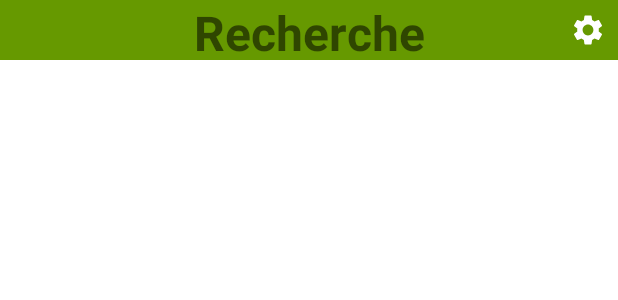
After one commit to mile40/ProjetAndroid, an Android app: the layout searchactivity.xml on its own in the app's theme, with its tools: preview values and no code run, on a phone screen of 412 x 824 dp. The commit adds this screen. Shown: the top 300 px of the screen. Run offline under Robolectric (Android 15) with nearby library versions, the phone set to English and light mode, and no system bars.

Commit message:
addd splashscren + created search activity

```diff
--- a/app/src/main/java/fr/univpau/quelpriximmo/ui/main/PageViewModel.java
+++ b/app/src/main/java/fr/univpau/quelpriximmo/Adapter/PageViewModel.java
@@ -1,4 +1,4 @@
-package fr.univpau.quelpriximmo.ui.main;
+package fr.univpau.quelpriximmo.Adapter;
 
 import androidx.arch.core.util.Function;
 import androidx.lifecycle.LiveData;
--- a/app/src/main/java/fr/univpau/quelpriximmo/ui/main/PlaceholderFragment.java
+++ b/app/src/main/java/fr/univpau/quelpriximmo/Adapter/PlaceholderFragment.java
@@ -1,4 +1,4 @@
-package fr.univpau.quelpriximmo.ui.main;
+package fr.univpau.quelpriximmo.Adapter;
 
 import android.os.Bundle;
 import android.view.LayoutInflater;
--- a/app/src/main/java/fr/univpau/quelpriximmo/ui/main/SectionsPagerAdapter.java
+++ b/app/src/main/java/fr/univpau/quelpriximmo/Adapter/SectionsPagerAdapter.java
@@ -1,4 +1,4 @@
-package fr.univpau.quelpriximmo.ui.main;
+package fr.univpau.quelpriximmo.Adapter;
 
 import android.content.Context;
 
--- /dev/null
+++ b/app/src/main/res/drawable/settings_icon.xml
@@ -0,0 +1,5 @@
+<vector android:height="24dp" android:tint="#FFFFFF"
+    android:viewportHeight="24" android:viewportWidth="24"
+    android:width="24dp" xmlns:android="http://schemas.android.com/apk/res/android">
+    <path android:fillColor="@android:color/white" android:pathData="M19.14,12.94c0.04,-0.3 0.06,-0.61 0.06,-0.94c0,-0.32 -0.02,-0.64 -0.07,-0.94l2.03,-1.58c0.18,-0.14 0.23,-0.41 0.12,-0.61l-1.92,-3.32c-0.12,-0.22 -0.37,-0.29 -0.59,-0.22l-2.39,0.96c-0.5,-0.38 -1.03,-0.7 -1.62,-0.94L14.4,2.81c-0.04,-0.24 -0.24,-0.41 -0.48,-0.41h-3.84c-0.24,0 -0.43,0.17 -0.47,0.41L9.25,5.35C8.66,5.59 8.12,5.92 7.63,6.29L5.24,5.33c-0.22,-0.08 -0.47,0 -0.59,0.22L2.74,8.87C2.62,9.08 2.66,9.34 2.86,9.48l2.03,1.58C4.84,11.36 4.8,11.69 4.8,12s0.02,0.64 0.07,0.94l-2.03,1.58c-0.18,0.14 -0.23,0.41 -0.12,0.61l1.92,3.32c0.12,0.22 0.37,0.29 0.59,0.22l2.39,-0.96c0.5,0.38 1.03,0.7 1.62,0.94l0.36,2.54c0.05,0.24 0.24,0.41 0.48,0.41h3.84c0.24,0 0.44,-0.17 0.47,-0.41l0.36,-2.54c0.59,-0.24 1.13,-0.56 1.62,-0.94l2.39,0.96c0.22,0.08 0.47,0 0.59,-0.22l1.92,-3.32c0.12,-0.22 0.07,-0.47 -0.12,-0.61L19.14,12.94zM12,15.6c-1.98,0 -3.6,-1.62 -3.6,-3.6s1.62,-3.6 3.6,-3.6s3.6,1.62 3.6,3.6S13.98,15.6 12,15.6z"/>
+</vector>
--- a/app/src/main/res/layout/fragment_main.xml
+++ b/app/src/main/res/layout/fragment_main.xml
@@ -5,7 +5,7 @@
     android:id="@+id/constraintLayout"
     android:layout_width="match_parent"
     android:layout_height="match_parent"
-    tools:context=".ui.main.PlaceholderFragment">
+    tools:context=".Adapter.PlaceholderFragment">
 
     <TextView
         android:id="@+id/section_label"
--- /dev/null
+++ b/app/src/main/res/layout/searchactivity.xml
@@ -0,0 +1,26 @@
+<?xml version="1.0" encoding="utf-8"?>
+<RelativeLayout xmlns:android="http://schemas.android.com/apk/res/android"
+    android:layout_height="match_parent"
+    android:layout_width="match_parent"
+    xmlns:app="http://schemas.android.com/apk/res-auto">
+
+    <TextView
+        android:id="@+id/searchtext"
+        android:layout_width="match_parent"
+        android:layout_height="40dp"
+        android:textStyle="bold"
+        android:background="@android:color/holo_green_dark"
+        android:text="@string/search"
+        android:textAlignment="center"
+        android:textSize="32sp"
+        android:gravity="center_horizontal" />
+
+    <ImageButton
+        android:layout_width="40dp"
+        android:layout_height="40dp"
+        android:layout_alignRight="@+id/searchtext"
+        android:src="@drawable/settings_icon"
+        android:background="@android:color/transparent"/>
+
+
+</RelativeLayout>
--- a/app/src/main/res/values/strings.xml
+++ b/app/src/main/res/values/strings.xml
@@ -2,4 +2,5 @@
     <string name="app_name">QuelPrixImmo</string>
     <string name="tab_text_1">Tab 1</string>
     <string name="tab_text_2">Tab 2</string>
+    <string name = "search">Recherche</string>
 </resources>
```
Also changed, not shown: app/src/main/AndroidManifest.xml (+7 -10 lines), app/src/main/java/fr/univpau/quelpriximmo/MainActivity.java (deleted, +0 -39 lines), app/src/main/java/fr/univpau/quelpriximmo/SearchActivity.java (added, +16 -0 lines), app/src/main/java/fr/univpau/quelpriximmo/SplashScreen.java (added, +26 -0 lines), app/src/main/res/layout/activity_main.xml (deleted, +0 -44 lines), app/src/main/res/layout/splashscreen.xml (added, +12 -0 lines), app/src/main/res/drawable/icon.jpg (added).
